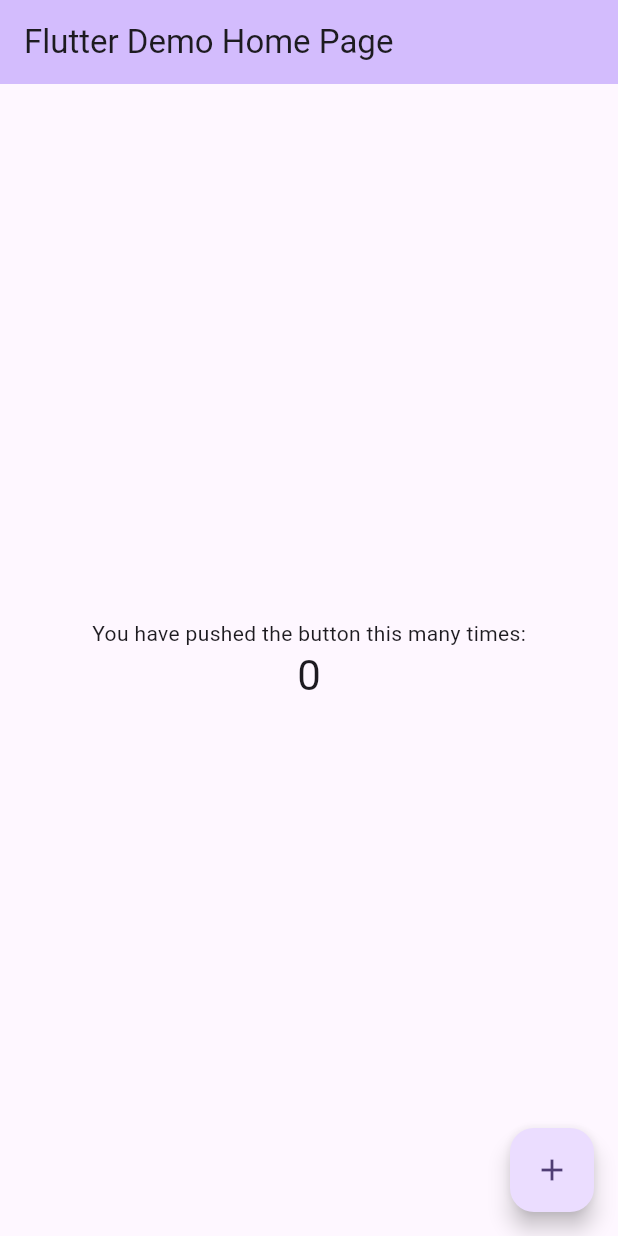
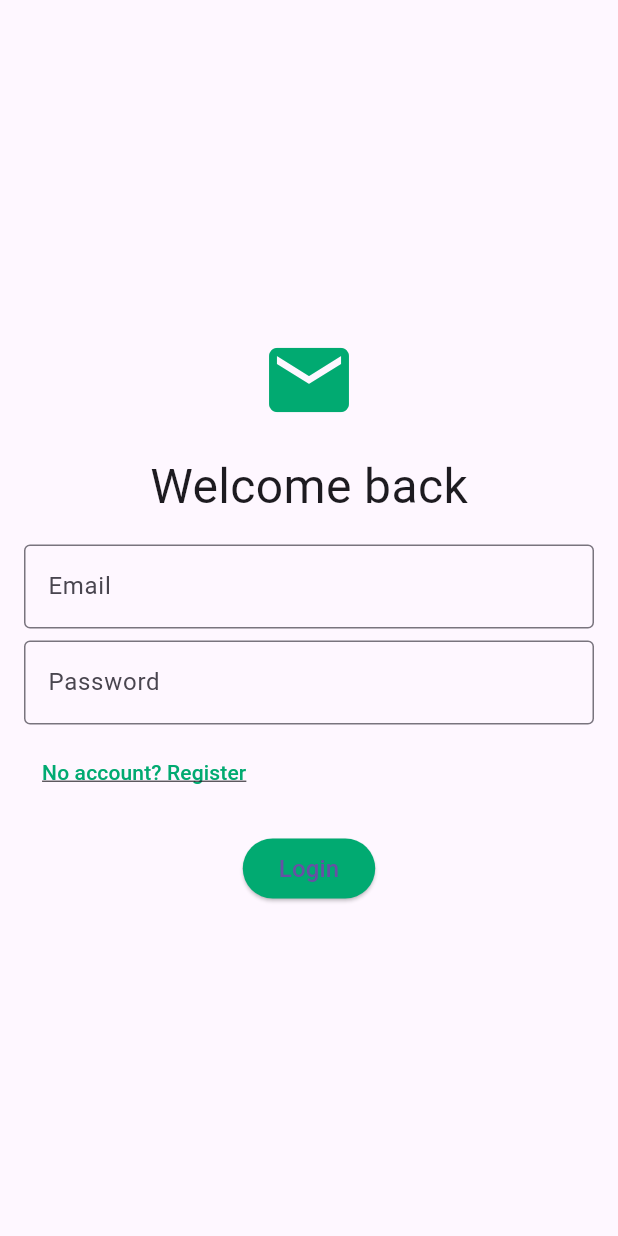
Before and after one commit to vinimrs/wallet-app-dev-movel, a Flutter app: the screen it shows after launch, on a phone screen of 412 x 824 dp. Run offline on Flutter 3.47's test engine with Material 3 defaults, Android fonts, the phone set to English and light mode, and no system bars.

Commit message:
feat: login page

```diff
--- a/wallet_app/lib/main.dart
+++ b/wallet_app/lib/main.dart
@@ -1,125 +1,18 @@
 import 'package:flutter/material.dart';
+import 'ui/theme.dart';
+import 'ui/AppNavigator.dart';
 
 void main() {
-  runApp(const MyApp());
+  runApp(WalletApp());
 }
 
-class MyApp extends StatelessWidget {
-  const MyApp({super.key});
-
-  // This widget is the root of your application.
+class WalletApp extends StatelessWidget {
   @override
   Widget build(BuildContext context) {
     return MaterialApp(
-      title: 'Flutter Demo',
-      theme: ThemeData(
-        // This is the theme of your application.
-        //
-        // TRY THIS: Try running your application with "flutter run". You'll see
-        // the application has a purple toolbar. Then, without quitting the app,
-        // try changing the seedColor in the colorScheme below to Colors.green
-        // and then invoke "hot reload" (save your changes or press the "hot
-        // reload" button in a Flutter-supported IDE, or press "r" if you used
-        // the command line to start the app).
-        //
-        // Notice that the counter didn't reset back to zero; the application
-        // state is not lost during the reload. To reset the state, use hot
-        // restart instead.
-        //
-        // This works for code too, not just values: Most code changes can be
-        // tested with just a hot reload.
-        colorScheme: ColorScheme.fromSeed(seedColor: Colors.deepPurple),
-        useMaterial3: true,
-      ),
-      home: const MyHomePage(title: 'Flutter Demo Home Page'),
+      title: 'WalletApp',
+      theme: walletAppTheme(),
+      home: AppNavigator(),
     );
   }
 }
-
-class MyHomePage extends StatefulWidget {
-  const MyHomePage({super.key, required this.title});
-
-  // This widget is the home page of your application. It is stateful, meaning
-  // that it has a State object (defined below) that contains fields that affect
-  // how it looks.
-
-  // This class is the configuration for the state. It holds the values (in this
-  // case the title) provided by the parent (in this case the App widget) and
-  // used by the build method of the State. Fields in a Widget subclass are
-  // always marked "final".
-
-  final String title;
-
-  @override
-  State<MyHomePage> createState() => _MyHomePageState();
-}
-
-class _MyHomePageState extends State<MyHomePage> {
-  int _counter = 0;
-
-  void _incrementCounter() {
-    setState(() {
-      // This call to setState tells the Flutter framework that something has
-      // changed in this State, which causes it to rerun the build method below
-      // so that the display can reflect the updated values. If we changed
-      // _counter without calling setState(), then the build method would not be
-      // called again, and so nothing would appear to happen.
-      _counter++;
-    });
-  }
-
-  @override
-  Widget build(BuildContext context) {
-    // This method is rerun every time setState is called, for instance as done
-    // by the _incrementCounter method above.
-    //
-    // The Flutter framework has been optimized to make rerunning build methods
-    // fast, so that you can just rebuild anything that needs updating rather
-    // than having to individually change instances of widgets.
-    return Scaffold(
-      appBar: AppBar(
-        // TRY THIS: Try changing the color here to a specific color (to
-        // Colors.amber, perhaps?) and trigger a hot reload to see the AppBar
-        // change color while the other colors stay the same.
-        backgroundColor: Theme.of(context).colorScheme.inversePrimary,
-        // Here we take the value from the MyHomePage object that was created by
-        // the App.build method, and use it to set our appbar title.
-        title: Text(widget.title),
-      ),
-      body: Center(
-        // Center is a layout widget. It takes a single child and positions it
-        // in the middle of the parent.
-        child: Column(
-          // Column is also a layout widget. It takes a list of children and
-          // arranges them vertically. By default, it sizes itself to fit its
-          // children horizontally, and tries to be as tall as its parent.
-          //
-          // Column has various properties to control how it sizes itself and
-          // how it positions its children. Here we use mainAxisAlignment to
-          // center the children vertically; the main axis here is the vertical
-          // axis because Columns are vertical (the cross axis would be
-          // horizontal).
-          //
-          // TRY THIS: Invoke "debug painting" (choose the "Toggle Debug Paint"
-          // action in the IDE, or press "p" in the console), to see the
-          // wireframe for each widget.
-          mainAxisAlignment: MainAxisAlignment.center,
-          children: <Widget>[
-            const Text(
-              'You have pushed the button this many times:',
-            ),
-            Text(
-              '$_counter',
-              style: Theme.of(context).textTheme.headlineMedium,
-            ),
-          ],
-        ),
-      ),
-      floatingActionButton: FloatingActionButton(
-        onPressed: _incrementCounter,
-        tooltip: 'Increment',
-        child: const Icon(Icons.add),
-      ), // This trailing comma makes auto-formatting nicer for build methods.
-    );
-  }
-}
--- /dev/null
+++ b/wallet_app/lib/ui/AppNavigator.dart
@@ -0,0 +1,34 @@
+import 'package:flutter/material.dart';
+import 'screens/LoginScreen.dart';
+import 'screens/RegisterScreen.dart';
+import 'screens/MainScreen.dart';
+import 'screens/TransactionScreen.dart';
+
+class AppNavigator extends StatelessWidget {
+  @override
+  Widget build(BuildContext context) {
+    return Navigator(
+      initialRoute: 'login',
+      onGenerateRoute: (RouteSettings settings) {
+        WidgetBuilder builder;
+        switch (settings.name) {
+          case 'login':
+            builder = (BuildContext _) => LoginScreen();
+            break;
+          case 'register':
+            builder = (BuildContext _) => RegisterScreen();
+            break;
+          case 'main':
+            builder = (BuildContext _) => MainScreen();
+            break;
+          case 'transaction':
+            builder = (BuildContext _) => TransactionScreen();
+            break;
+          default:
+            throw Exception('Invalid route: ${settings.name}');
+        }
+        return MaterialPageRoute(builder: builder, settings: settings);
+      },
+    );
+  }
+}
--- /dev/null
+++ b/wallet_app/lib/ui/screens/LoginScreen.dart
@@ -0,0 +1,71 @@
+import 'package:flutter/material.dart';
+import 'package:provider/provider.dart';
+
+class LoginScreen extends StatefulWidget {
+  @override
+  _LoginScreenState createState() => _LoginScreenState();
+}
+
+class _LoginScreenState extends State<LoginScreen> {
+  TextEditingController emailController = TextEditingController();
+  TextEditingController passwordController = TextEditingController();
+  final Color greenColor = Color(0xFF01AA71);
+
+  @override
+  Widget build(BuildContext context) {
+    return Scaffold(
+      body: Center(
+        child: Padding(
+          padding: const EdgeInsets.all(16.0),
+          child: Column(
+            mainAxisAlignment: MainAxisAlignment.center,
+            children: <Widget>[
+              Icon(Icons.email, size: 64, color: greenColor),
+              SizedBox(height: 16),
+              Text('Welcome back', style: TextStyle(fontSize: 32)),
+              SizedBox(height: 16),
+              TextField(
+                controller: emailController,
+                decoration: InputDecoration(
+                  labelText: 'Email',
+                  border: OutlineInputBorder(),
+                ),
+              ),
+              SizedBox(height: 8),
+              TextField(
+                controller: passwordController,
+                decoration: InputDecoration(
+                  labelText: 'Password',
+                  border: OutlineInputBorder(),
+                ),
+                obscureText: true,
+              ),
+              SizedBox(height: 8),
+              Row(
+                children: <Widget>[
+                  TextButton(
+                    onPressed: () {
+                      // handle register button click
+                    },
+                    child: Text(
+                      'No account? Register',
+                      style: TextStyle(color: greenColor, decoration: TextDecoration.underline),
+                    ),
+                  ),
+                ],
+              ),
+              SizedBox(height: 16),
+              ElevatedButton(
+                style: ElevatedButton.styleFrom(backgroundColor: greenColor),
+                onPressed: () {
+                  // Login logic here
+                },
+                child: Text('Login', style: TextStyle(fontSize: 16)),
+              ),
+            ],
+          ),
+        ),
+      ),
+    );
+  }
+}
--- a/wallet_app/pubspec.yaml
+++ b/wallet_app/pubspec.yaml
@@ -31,11 +31,11 @@ dependencies:
   flutter:
     sdk: flutter
 
-
-  # The following adds the Cupertino Icons font to your application.
-  # Use with the CupertinoIcons class for iOS style icons.
   cupertino_icons: ^1.0.8
 
+  intl: any
+
+  provider: ^6.1.2
 dev_dependencies:
   flutter_test:
     sdk: flutter
```
Also changed, not shown: wallet_app/lib/ui/screens/MainScreen.dart (added, +77 -0 lines), wallet_app/lib/ui/screens/RegisterScreen.dart (added, +79 -0 lines), wallet_app/lib/ui/screens/TransactionScreen.dart (added, +137 -0 lines), wallet_app/pubspec.lock, 1 other file.
